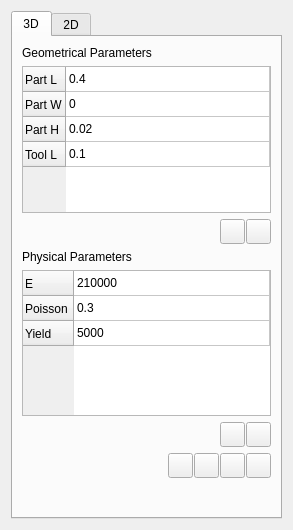
The window that starter/FENGSim/Machining/MachiningDockWidget2.ui (OpenDigitalTwin-Dev/FENGSim) describes before a commit, drawn with Qt 5.
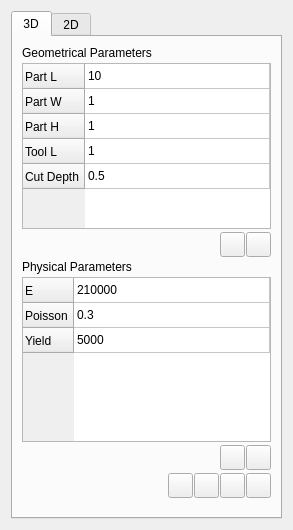
The same window after the commit. Icons and pictures are not drawn.

The edit to the form file:
```diff
--- a/starter/FENGSim/Machining/MachiningDockWidget2.ui
+++ b/starter/FENGSim/Machining/MachiningDockWidget2.ui
@@ -29,6 +29,9 @@
        <string>3D</string>
       </attribute>
       <layout class="QVBoxLayout" name="verticalLayout_2">
+       <property name="spacing">
+        <number>3</number>
+       </property>
        <item>
         <widget class="QLabel" name="label">
          <property name="font">
@@ -52,7 +55,7 @@
          <property name="minimumSize">
           <size>
            <width>0</width>
-           <height>100</height>
+           <height>125</height>
           </size>
          </property>
          <property name="font">
@@ -78,12 +81,6 @@
          <attribute name="horizontalHeaderStretchLastSection">
           <bool>true</bool>
          </attribute>
-         <attribute name="verticalHeaderVisible">
-          <bool>true</bool>
-         </attribute>
-         <attribute name="verticalHeaderCascadingSectionResizes">
-          <bool>false</bool>
-         </attribute>
          <attribute name="verticalHeaderDefaultSectionSize">
           <number>25</number>
          </attribute>
@@ -113,6 +110,11 @@
            <string>Tool L</string>
           </property>
          </row>
+         <row>
+          <property name="text">
+           <string>Cut Depth</string>
+          </property>
+         </row>
          <column>
           <property name="text">
            <string/>
@@ -120,22 +122,27 @@
          </column>
          <item row="0" column="0">
           <property name="text">
-           <string>0.4</string>
+           <string>10</string>
           </property>
          </item>
          <item row="1" column="0">
           <property name="text">
-           <string>0</string>
+           <string>1</string>
           </property>
          </item>
          <item row="2" column="0">
           <property name="text">
-           <string>0.02</string>
+           <string>1</string>
           </property>
          </item>
          <item row="3" column="0">
           <property name="text">
-           <string>0.1</string>
+           <string>1</string>
+          </property>
+         </item>
+         <item row="4" column="0">
+          <property name="text">
+           <string>0.5</string>
           </property>
          </item>
         </widget>
@@ -229,7 +236,7 @@
          <property name="minimumSize">
           <size>
            <width>0</width>
-           <height>80</height>
+           <height>75</height>
           </size>
          </property>
          <property name="font">
@@ -249,9 +256,6 @@
          <attribute name="horizontalHeaderStretchLastSection">
           <bool>true</bool>
          </attribute>
-         <attribute name="verticalHeaderVisible">
-          <bool>true</bool>
-         </attribute>
          <attribute name="verticalHeaderCascadingSectionResizes">
           <bool>false</bool>
          </attribute>
@@ -490,14 +494,14 @@
          <property name="sizeHint" stdset="0">
           <size>
            <width>20</width>
-           <height>30</height>
+           <height>10</height>
           </size>
          </property>
         </spacer>
        </item>
       </layout>
      </widget>
-     <widget class="QWidget" name="">
+     <widget class="QWidget" name="tab2">
       <attribute name="title">
        <string>2D</string>
       </attribute>
```
Left out of the diff: 25 changed lines with no effect on the pictures.
